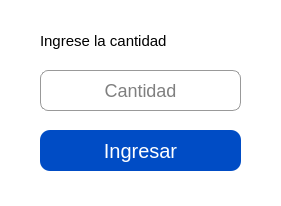
Moises024/sistema_de_caja, file ui/IngresarCantidad.ui: the form before one commit.
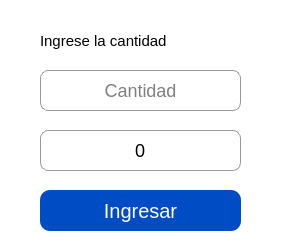
The form after the commit. Icons and pictures are not drawn.

Diff of the .ui file:
```diff
--- a/ui/IngresarCantidad.ui
+++ b/ui/IngresarCantidad.ui
@@ -7,7 +7,7 @@
     <x>0</x>
     <y>0</y>
     <width>281</width>
-    <height>206</height>
+    <height>248</height>
    </rect>
   </property>
   <property name="windowTitle">
@@ -62,7 +62,7 @@
    <property name="geometry">
     <rect>
      <x>40</x>
-     <y>130</y>
+     <y>190</y>
      <width>201</width>
      <height>41</height>
     </rect>
@@ -77,6 +77,30 @@
     <string>Ingresar</string>
    </property>
   </widget>
+  <widget class="QLineEdit" name="input_descuento">
+   <property name="geometry">
+    <rect>
+     <x>40</x>
+     <y>130</y>
+     <width>201</width>
+     <height>41</height>
+    </rect>
+   </property>
+   <property name="styleSheet">
+    <string notr="true">border: 1px solid #999;
+border-radius: 8px;
+font-size: 18px;</string>
+   </property>
+   <property name="text">
+    <string>0</string>
+   </property>
+   <property name="alignment">
+    <set>Qt::AlignCenter</set>
+   </property>
+   <property name="placeholderText">
+    <string>Descuento</string>
+   </property>
+  </widget>
  </widget>
  <resources/>
  <connections/>
```
